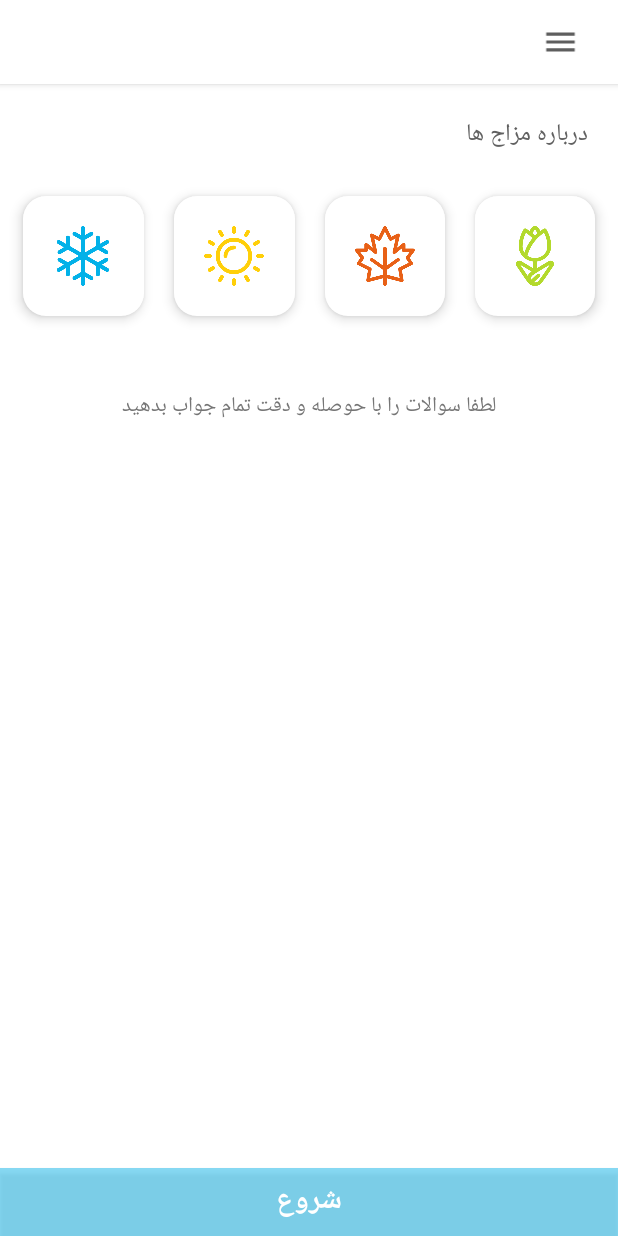
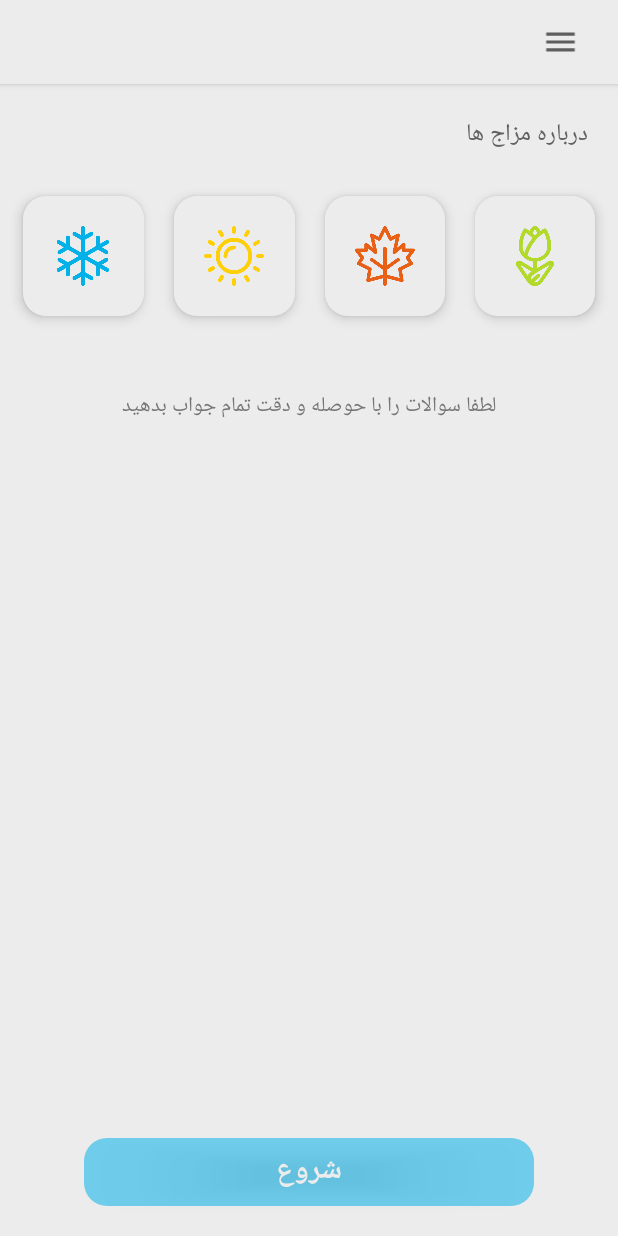
Before and after one commit to m-oqbaeifarhang/IMOTeb, an Android app: the screen it shows after launch (MainActivity), on a phone screen of 412 x 824 dp. Run offline under Robolectric (Android 15) with nearby library versions, the light colour scheme and no system bars.

Commit message:
update 2

```diff
--- /dev/null
+++ b/app/src/main/res/drawable/btn_start.xml
@@ -0,0 +1,9 @@
+<?xml version="1.0" encoding="utf-8"?>
+<shape xmlns:android="http://schemas.android.com/apk/res/android"
+    android:shape="rectangle">
+
+    <solid android:color="@color/start"/>
+
+    <corners android:radius="15sp"/>
+
+</shape>
--- a/app/src/main/res/layout/activity_test_mazaj.xml
+++ b/app/src/main/res/layout/activity_test_mazaj.xml
@@ -30,7 +30,7 @@
         android:id="@+id/rv_questions"
         android:layout_width="match_parent"
         android:layout_height="match_parent"
-        android:layout_above="@id/btn_result"
+        android:layout_above="@+id/btn_result"
         android:layout_below="@+id/second_toolbar"
         android:orientation="vertical" />
 
@@ -38,6 +38,7 @@
         android:id="@+id/btn_result"
         android:layout_width="match_parent"
         android:layout_height="45dp"
+        android:layout_centerHorizontal="true"
         android:layout_alignParentBottom="true"
         android:text="@string/result"
         android:textSize="20sp"
--- a/app/src/main/res/layout/content_main.xml
+++ b/app/src/main/res/layout/content_main.xml
@@ -115,11 +115,13 @@
 
     <Button
         android:id="@+id/btn_start_TestMazaj"
-        android:layout_width="match_parent"
+        android:layout_width="300dp"
         android:layout_height="45dp"
+        android:layout_centerHorizontal="true"
         android:layout_alignParentBottom="true"
-        android:background="@color/start"
+        android:background="@drawable/btn_start"
         android:text="@string/text_btn_start"
+        android:layout_marginBottom="20dp"
         android:textStyle="bold"
         android:textColor="@color/white"
         android:textSize="20sp"/>
--- a/app/src/main/res/values/colors.xml
+++ b/app/src/main/res/values/colors.xml
@@ -2,10 +2,10 @@
 <resources>
     <color name="colorPrimary">#BEBEBE</color>
     <color name="colorPrimaryDark">#4D4E4E</color>
-    <color name="colorAccent">#78CA1B</color>
+    <color name="colorAccent">#E85238</color>
 
-    <color name="white">#fff</color>
-    <color name="gray">#EFEFEF</color>
+    <color name="white">#ECECEC</color>
+    <color name="gray">#E6E6E6</color>
     <color name="gray1">#F1F1F1</color>
     <color name="text_color_titr">#616161</color>
     <color name="text_color">#757575</color>
@@ -16,7 +16,7 @@
     <color name="btn_summer">#FFCF09</color>
     <color name="btn_autumn">#E86016</color>
 
-    <color name="start">#7702B1E8</color>
+    <color name="start">#8802B1E8</color>
     <color name="itemIconTint_color">#9C9C9C</color>
 
 </resources>
```
Also changed, not shown: app/src/main/res/layout/questions_model.xml (+10 -7 lines), 2 other files.
